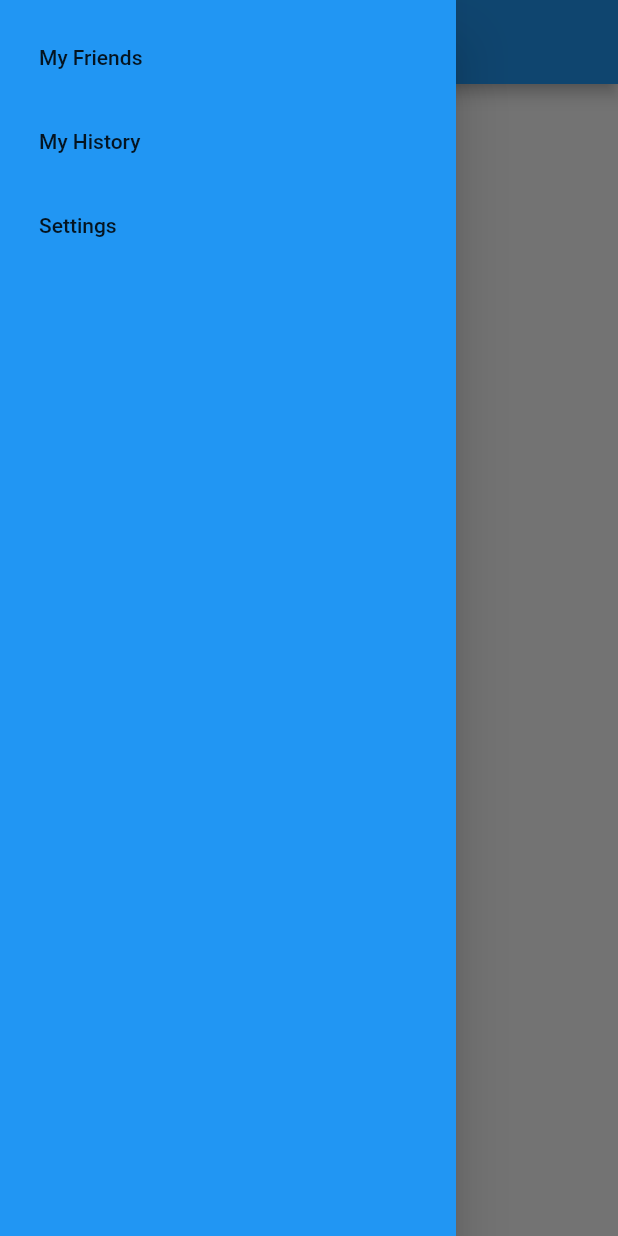
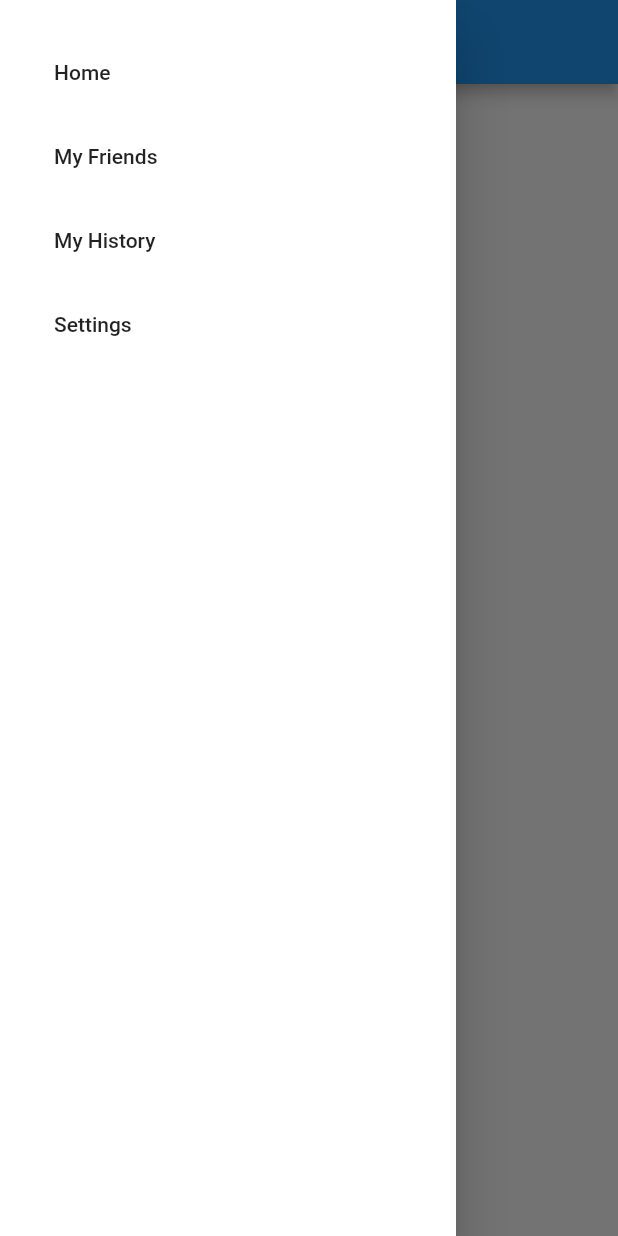
Before and after one commit to aranyagupta/ichack-arch, a Flutter app: the screen it shows after launch, with the side drawer open, on a phone screen of 412 x 824 dp. Run offline on Flutter 3.47's test engine with Material 2 defaults, Android fonts, the phone set to English and light mode, and no system bars.

Commit message:
Added hamburger to all pages and redirections corrected

```diff
--- a/hack_app/lib/friends.dart
+++ b/hack_app/lib/friends.dart
@@ -1,4 +1,5 @@
 import "package:flutter/material.dart";
+import 'package:hack_app/main.dart';
 
 class FriendsList extends StatefulWidget {
   // added based on debugger recommendation
@@ -19,6 +20,7 @@ class _FriendsList extends State<FriendsList> {
         appBar: AppBar(
           title: const Text(title),
         ),
+        drawer: MyDrawer(),
         body: ListView(
           children: const <Widget>[
             ListTile(
--- a/hack_app/lib/history_page.dart
+++ b/hack_app/lib/history_page.dart
@@ -1,4 +1,5 @@
 import 'package:flutter/material.dart';
+import 'package:hack_app/main.dart';
 
 void main() => runApp(const HistoryPage());
 
@@ -13,6 +14,7 @@ class HistoryPage extends StatelessWidget {
       title: _title,
       home: Scaffold(
         appBar: AppBar(title: const Text(_title)),
+        drawer: MyDrawer(),
         body: Column(children: const [NetTime(), JourneyTable()]),
       ),
     );
@@ -30,7 +32,6 @@ class NetTime extends StatelessWidget {
     );
   }
 }
-
 
 class JourneyTable extends StatelessWidget {
   const JourneyTable({super.key});
--- a/hack_app/lib/main.dart
+++ b/hack_app/lib/main.dart
@@ -1,17 +1,28 @@
 import 'package:flutter/material.dart';
 import 'package:hack_app/friends.dart';
+import 'package:hack_app/history_page.dart';
 
 void main() => runApp(MyApp());
 
-class MyApp extends StatelessWidget {
+class MyDrawer extends StatelessWidget {
   @override
   Widget build(BuildContext context) {
-    return MaterialApp(
-      home: Scaffold(
-        appBar: AppBar(title: Text('Life span tracker')),
-        drawer: Drawer(
+    return Drawer(
       backgroundColor: Colors.blue,
-          child: ListView(padding: EdgeInsets.all(10), children: <Widget>[
+      child: Container(
+        decoration: BoxDecoration(color: Colors.white),
+        child: ListView(padding: EdgeInsets.all(20), children: <Widget>[
+          Builder(builder: ((context) {
+            return ListTile(
+              title: Text("Home"),
+              onTap: () {
+                Navigator.push(
+                  context,
+                  MaterialPageRoute(builder: (context) => MyApp()),
+                );
+              },
+            );
+          })),
           Builder(builder: ((context) {
             return ListTile(
               title: Text("My Friends"),
@@ -29,7 +40,7 @@ class MyApp extends StatelessWidget {
               onTap: () {
                 Navigator.push(
                   context,
-                    MaterialPageRoute(builder: (context) => FriendsList()),
+                  MaterialPageRoute(builder: (context) => HistoryPage()),
                 );
               },
             );
@@ -47,6 +58,17 @@ class MyApp extends StatelessWidget {
           })),
         ]),
       ),
+    );
+  }
+}
+
+class MyApp extends StatelessWidget {
+  @override
+  Widget build(BuildContext context) {
+    return MaterialApp(
+      home: Scaffold(
+        appBar: AppBar(title: Text('Life span tracker')),
+        drawer: MyDrawer(),
         body: const Center(
           child: Text(''),
         ),
```
Lines whose indentation alone changed are shown as unchanged.
